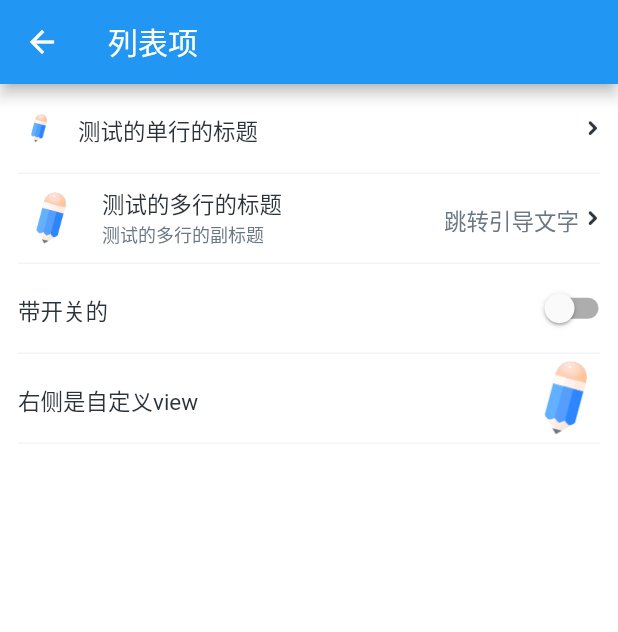
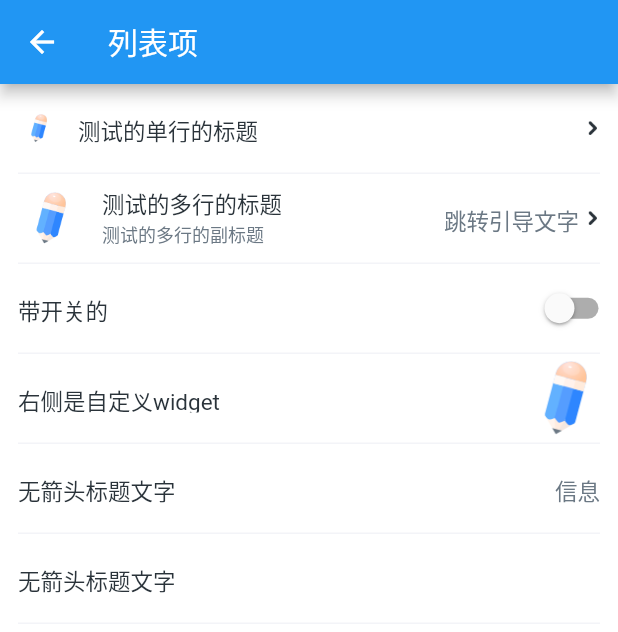
Before and after one commit to shaomaicheng/euitter, a Flutter app: the ShowListItemPage screen opened by its route, on a phone screen of 412 x 824 dp. Shown: the top 632 px of the screen. Run offline on Flutter 3.47's test engine with Material 2 defaults, Android fonts, the phone set to English and light mode, and no system bars.

Commit message:
添加导航图标不显示的情况，并调整ui。给euitter添加readme

```diff
--- a/lib/item/item_list.dart
+++ b/lib/item/item_list.dart
@@ -20,6 +20,7 @@ class EUIListItem extends StatelessWidget {
   /// arrow
   final String arrowText; ///arrow text
   final bool showArrow;
+  final GestureTapCallback onArrowClick;
 
   /// switch
   final bool switchValue;
@@ -37,6 +38,7 @@ class EUIListItem extends StatelessWidget {
         this.itemType = Type.ARROW,
         this.arrowText = '',
         this.showArrow = true,
+        this.onArrowClick,
         this.switchValue = false,
         this.onSwitchChange,
         this.right
@@ -115,22 +117,32 @@ class EUIListItem extends StatelessWidget {
 
   /// row rightwidget
   Widget _arrowWidget() {
-    return Row(
+    return GestureDetector(
+      child: Row(
         children: <Widget>[
           Container(
-          margin: EdgeInsets.symmetric(vertical: 20.0),
+            margin: EdgeInsets.only(
+              top: 20.0,
+              bottom: 20.0,
+              right: showArrow ? 0.0 : 12.0
+            ),
             child: Text(
               arrowText,
               style: arrowTextStyle,
             ),
           ),
-        Container(
+          Offstage(
+            child: Container(
               margin: EdgeInsets.only(left: 4.0, right: 12.0, top: 12.0, bottom: 12.0),
               width: 10.0,
               height: 10.0,
               child: Image.asset('images/eui_arrow.png'),
+            ),
+            offstage: showArrow? false : true,
           )
         ],
+      ),
+      onTap: onArrowClick,
     );
   }
 
--- a/lib/page.dart
+++ b/lib/page.dart
@@ -403,6 +403,9 @@ class ShowListItemPage extends StatelessWidget {
                   true,
                   title: '测试的单行的标题',
                   imgUri: 'images/eui_pencil.png',
+                  onArrowClick: () {
+                    Toast.showToast(context, '点击!');
+                  },
                 ),
                 EUIListItem(
                   false,
@@ -411,6 +414,9 @@ class ShowListItemPage extends StatelessWidget {
                   subTitle: '测试的多行的副标题',
                   arrowText: '跳转引导文字',
                   showArrow: true,
+                  onArrowClick: () {
+                    Toast.showToast(context, '点击!');
+                  },
                 ),
                 EUIListItem(
                   true,
@@ -424,7 +430,7 @@ class ShowListItemPage extends StatelessWidget {
                 ),
                 EUIListItem(
                   true,
-                  title: '右侧是自定义view',
+                  title: '右侧是自定义widget',
                   itemType: Type.CUSTOM,
                   right: Container(
                     width: 50.0,
@@ -432,6 +438,19 @@ class ShowListItemPage extends StatelessWidget {
                     margin: EdgeInsets.symmetric(horizontal: 10.0),
                     child: Image.asset('images/eui_pencil.png'),
                   )
+                ),
+                EUIListItem(
+                    true,
+                    title: '无箭头标题文字',
+                    itemType: Type.ARROW,
+                    arrowText: '信息',
+                    showArrow: false,
+                ),
+                EUIListItem(
+                  true,
+                  title: '无箭头标题文字',
+                  itemType: Type.ARROW,
+                  showArrow: false,
                 )
               ],
             ),
```
Also changed, not shown: 1 other file. Lines whose indentation alone changed are shown as unchanged.
